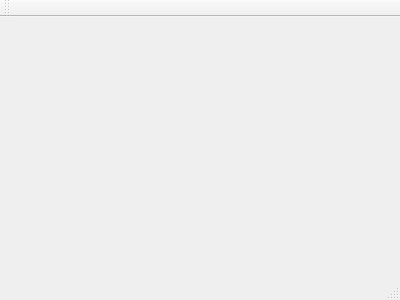
Above: Pesudo_Wechat_Client/mainwindow.ui from zhanghuimeng/Pesudo_Wechat_Client before the change. Below: the same form after it.
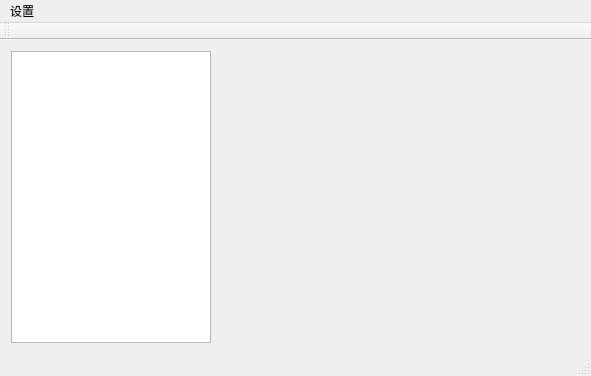
That is the form after the change. Custom widgets are drawn as their Qt base class.

```diff
--- a/Pesudo_Wechat_Client/mainwindow.ui
+++ b/Pesudo_Wechat_Client/mainwindow.ui
@@ -1,24 +1,87 @@
 <ui version="4.0">
  <class>MainWindow</class>
- <widget class="QMainWindow" name="MainWindow" >
-  <property name="geometry" >
+ <widget class="QMainWindow" name="MainWindow">
+  <property name="geometry">
    <rect>
     <x>0</x>
     <y>0</y>
-    <width>400</width>
-    <height>300</height>
+    <width>591</width>
+    <height>376</height>
    </rect>
   </property>
   <property name="windowTitle" >
    <string>MainWindow</string>
   </property>
-  <widget class="QMenuBar" name="menuBar" />
-  <widget class="QToolBar" name="mainToolBar" />
-  <widget class="QWidget" name="centralWidget" />
-  <widget class="QStatusBar" name="statusBar" />
+  <widget class="QWidget" name="centralWidget">
+   <layout class="QHBoxLayout" name="horizontalLayout">
+    <item>
+     <widget class="QListWidget" name="friendListWidget">
+      <property name="sizePolicy">
+       <sizepolicy hsizetype="Preferred" vsizetype="Expanding">
+        <horstretch>0</horstretch>
+        <verstretch>0</verstretch>
+       </sizepolicy>
+      </property>
+      <property name="minimumSize">
+       <size>
+        <width>200</width>
+        <height>0</height>
+       </size>
+      </property>
+      <property name="maximumSize">
+       <size>
+        <width>200</width>
+        <height>16777215</height>
+       </size>
+      </property>
+     </widget>
+    </item>
+    <item>
+     <widget class="ChatBox" name="widget" native="true"/>
+    </item>
+   </layout>
+  </widget>
+  <widget class="QMenuBar" name="menuBar">
+   <property name="geometry">
+    <rect>
+     <x>0</x>
+     <y>0</y>
+     <width>591</width>
+     <height>28</height>
+    </rect>
+   </property>
+   <widget class="QMenu" name="settingMenu">
+    <property name="title">
+     <string>设置</string>
+    </property>
+    <addaction name="refreshAction"/>
+   </widget>
+   <addaction name="settingMenu"/>
+  </widget>
+  <widget class="QToolBar" name="mainToolBar">
+   <attribute name="toolBarArea">
+    <enum>TopToolBarArea</enum>
+   </attribute>
+   <attribute name="toolBarBreak">
+    <bool>false</bool>
+   </attribute>
+  </widget>
+  <widget class="QStatusBar" name="statusBar"/>
+  <action name="refreshAction">
+   <property name="text">
+    <string>刷新</string>
+   </property>
+  </action>
  </widget>
- <layoutDefault spacing="6" margin="11" />
- <pixmapfunction></pixmapfunction>
+ <layoutdefault spacing="6" margin="11"/>
+ <customwidgets>
+  <customwidget>
+   <class>ChatBox</class>
+   <extends>QWidget</extends>
+   <header location="global">chatbox.h</header>
+   <container>1</container>
+  </customwidget>
+ </customwidgets>
  <resources/>
  <connections/>
 </ui>
```
Left out of the diff: 3 changed lines with no effect on the pictures.
